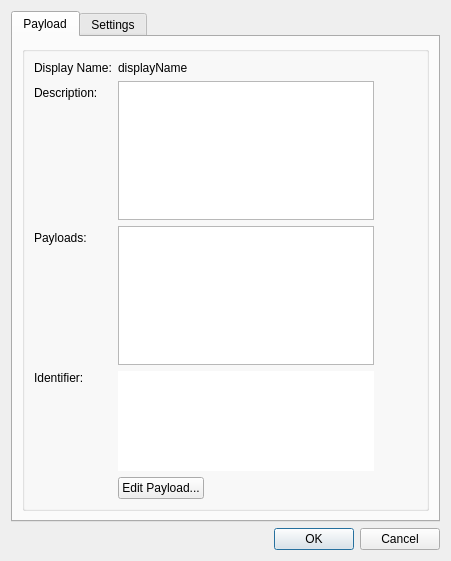
Above: FWAdminLib/ProfileAttributesEditor.ui from fw-dev/translations before the change. Below: the same form after it.
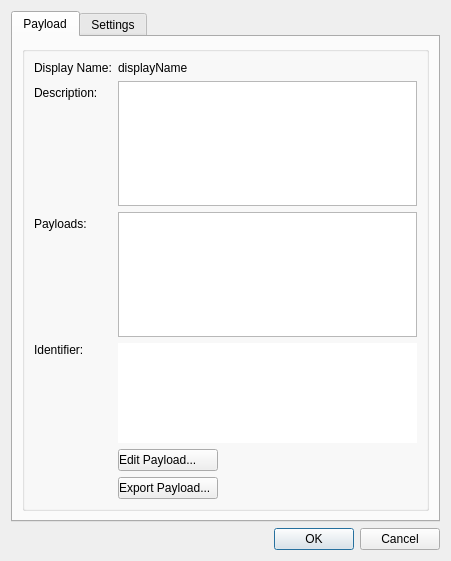
That is the form after the change.

```diff
--- a/FWAdminLib/ProfileAttributesEditor.ui
+++ b/FWAdminLib/ProfileAttributesEditor.ui
@@ -32,12 +32,7 @@
       <layout class="QVBoxLayout" name="verticalLayout_4">
        <item>
         <widget class="QGroupBox" name="groupBox">
-         <layout class="QVBoxLayout" name="verticalLayout" stretch="0">
-          <item>
            <layout class="QFormLayout" name="formLayout">
-            <property name="fieldGrowthPolicy">
-             <enum>QFormLayout::FieldsStayAtSizeHint</enum>
-            </property>
             <item row="0" column="0">
              <widget class="QLabel" name="label">
               <property name="text">
@@ -78,14 +73,14 @@
               </property>
              </widget>
             </item>
-            <item row="3" column="0">
+          <item row="2" column="0">
              <widget class="QLabel" name="label_5">
               <property name="text">
                <string>Payloads:</string>
               </property>
              </widget>
             </item>
-            <item row="3" column="1">
+          <item row="2" column="1">
              <widget class="QListWidget" name="iconList">
               <property name="sizePolicy">
                <sizepolicy hsizetype="Preferred" vsizetype="MinimumExpanding">
@@ -125,7 +120,7 @@
               </property>
              </widget>
             </item>
-            <item row="5" column="0">
+          <item row="3" column="0">
              <widget class="QLabel" name="label_4">
               <property name="text">
                <string>Identifier:</string>
@@ -135,7 +130,7 @@
               </property>
              </widget>
             </item>
-            <item row="5" column="1">
+          <item row="3" column="1">
              <widget class="QTextBrowser" name="identifier">
               <property name="sizePolicy">
                <sizepolicy hsizetype="Expanding" vsizetype="Maximum">
@@ -175,12 +170,44 @@
               </property>
              </widget>
             </item>
-            <item row="6" column="1">
+          <item row="4" column="1">
+           <layout class="QHBoxLayout" name="horizontalLayout">
+            <item>
+             <layout class="QVBoxLayout" name="verticalLayout">
+              <item>
              <widget class="QPushButton" name="editPayload">
+                <property name="styleSheet">
+                 <string notr="true">text-align: left;</string>
+                </property>
               <property name="text">
                <string>Edit Payload...</string>
               </property>
              </widget>
+              </item>
+              <item>
+               <widget class="QPushButton" name="exportPayload">
+                <property name="styleSheet">
+                 <string notr="true">text-align: left;</string>
+                </property>
+                <property name="text">
+                 <string>Export Payload...</string>
+                </property>
+               </widget>
+              </item>
+             </layout>
+            </item>
+            <item>
+             <spacer name="horizontalSpacer">
+              <property name="orientation">
+               <enum>Qt::Horizontal</enum>
+              </property>
+              <property name="sizeHint" stdset="0">
+               <size>
+                <width>208</width>
+                <height>20</height>
+               </size>
+              </property>
+             </spacer>
             </item>
            </layout>
           </item>
```
Lines whose indentation alone changed are shown as unchanged.
